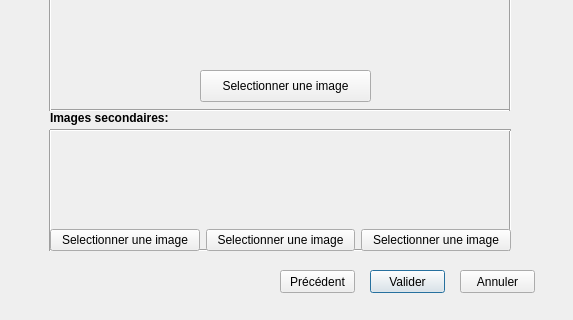
First picture: the form in dialognewB.ui, repository Kodstok/QtProjet, before the edit; both pictures show x 0 to 573 and y 300 to 620 of the 573 by 620 pixel window.
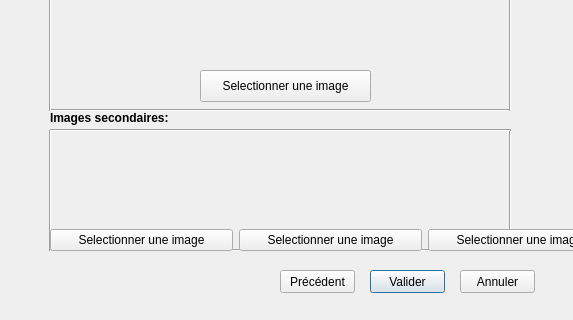
Second picture: the form after the edit.

```diff
--- a/dialognewB.ui
+++ b/dialognewB.ui
@@ -16,6 +16,12 @@
     <height>620</height>
    </size>
   </property>
+  <property name="maximumSize">
+   <size>
+    <width>573</width>
+    <height>620</height>
+   </size>
+  </property>
   <property name="windowTitle">
    <string>Dialog</string>
   </property>
@@ -294,7 +300,7 @@
     <rect>
      <x>50</x>
      <y>430</y>
-     <width>461</width>
+     <width>561</width>
      <height>121</height>
     </rect>
    </property>
```
